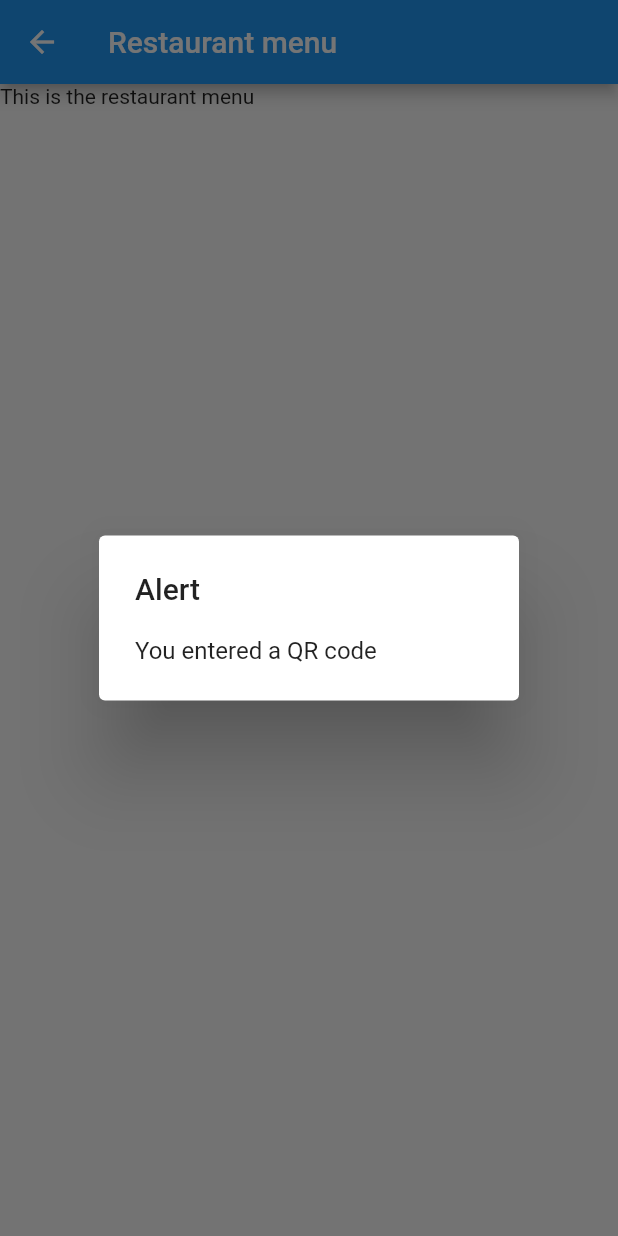
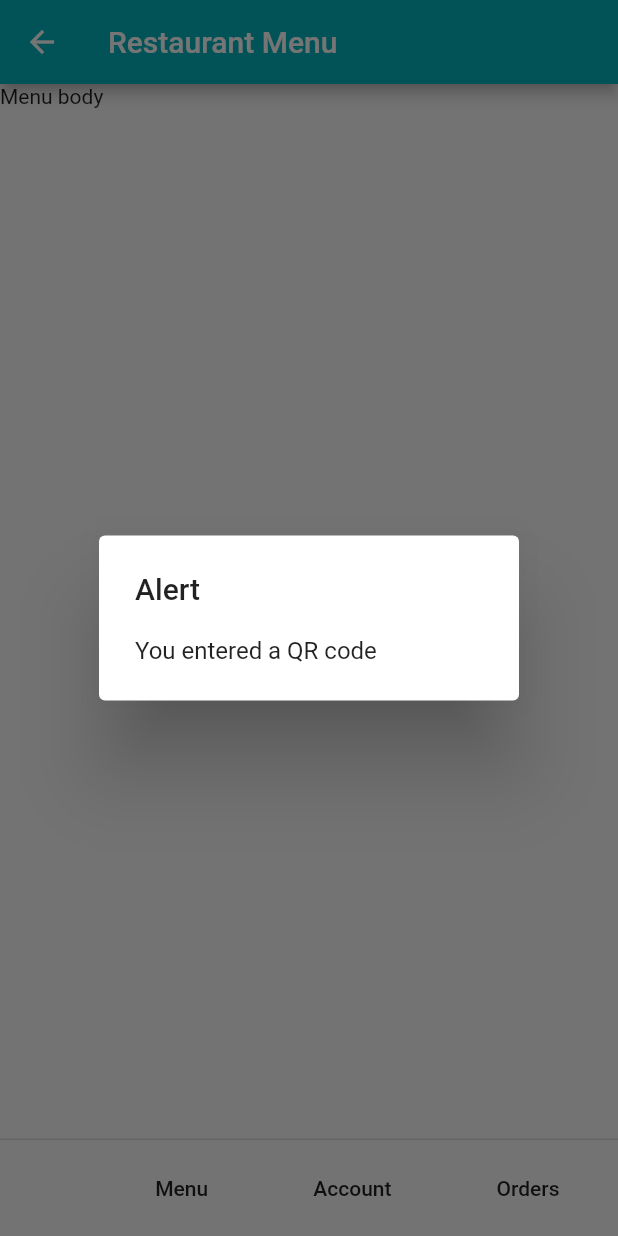
Before and after one commit to alexanderbodard/appetite-frontend, a Flutter app: the screen it shows after launch, after a tap on "Scan a QR code", on a phone screen of 412 x 824 dp. Run offline on Flutter 3.47's test engine with Material 2 defaults, Android fonts, the phone set to English and light mode, and no system bars.

```diff
--- a/lib/constants.dart
+++ b/lib/constants.dart
@@ -2,4 +2,5 @@ import 'package:flutter/material.dart';
 
 class Constants {
   static const int kotszakske = 0xff04b5bf;
+  static const double flatButtonPadding = 31.0;
 }
--- a/lib/restaurant.dart
+++ b/lib/restaurant.dart
@@ -1,16 +1,108 @@
 import 'package:flutter/material.dart';
+import 'constants.dart';
+import 'package:appetite/restaurant/menu_body.dart';
+import 'package:appetite/restaurant/orders_body.dart';
+import 'package:appetite/restaurant/account_body.dart';
 
 class Restaurant extends StatefulWidget {
   RestaurantState createState() => RestaurantState();
 }
 
 class RestaurantState extends State<Restaurant> {
+  String _tab = 'Menu';
+
+  void setTab(String tab) {
+    setState(() =>_tab = tab);
+  }
+
   Widget build(BuildContext context) {
     return Scaffold(
       appBar: AppBar(
-        title: Text('Restaurant menu')
+        title: Text('Restaurant Menu'),
+        backgroundColor: Color(Constants.kotszakske),
       ),
-      body: Text('This is the restaurant menu')
+      body: _Body(this),
+      persistentFooterButtons: <Widget>[
+        _MenuButton(this),
+        _AccountButton(this),
+        _OrdersButton(this),
+      ],
     );
   }
 }
+
+class _Body extends StatelessWidget {
+  RestaurantState parent;
+
+  _Body(this.parent);
+
+  Widget build(BuildContext context) {
+    if (this.parent._tab == 'Menu') {
+      return MenuBody();
+    }
+    if (this.parent._tab == 'Account') {
+      return AccountBody();
+    }
+    if (this.parent._tab == 'Orders') {
+      return OrdersBody();
+    }
+  }
+}
+
+class _AccountButton extends StatelessWidget {
+  RestaurantState parent;
+
+  _AccountButton(this.parent);
+
+  Widget build(BuildContext context) {
+    return FlatButton(
+      child: Text('Account'),
+      onPressed: () {
+        parent.setTab('Account');
+      },
+      padding: const EdgeInsets.only(
+        left: Constants.flatButtonPadding,
+        right: Constants.flatButtonPadding,
+
+      ),
+    );
+  }
+}
+
+class _MenuButton extends StatelessWidget {
+  RestaurantState parent;
+
+  _MenuButton(this.parent);
+
+  Widget build(BuildContext context) {
+    return FlatButton(
+      child: Text('Menu'),
+      onPressed: () {
+        parent.setTab('Menu');
+      },
+      padding: const EdgeInsets.only(
+        left: Constants.flatButtonPadding,
+        right: Constants.flatButtonPadding,
+      ),
+    );
+  }
+}
+
+class _OrdersButton extends StatelessWidget {
+  RestaurantState parent;
+
+  _OrdersButton(this.parent);
+
+  Widget build(BuildContext context) {
+    return FlatButton(
+      child: Text('Orders'),
+      onPressed: () {
+        parent.setTab('Orders');
+      },
+      padding: const EdgeInsets.only(
+        left: Constants.flatButtonPadding,
+        right: Constants.flatButtonPadding,
+      ),
+    );
+  }
+}
--- /dev/null
+++ b/lib/restaurant/account_body.dart
@@ -0,0 +1,7 @@
+import 'package:flutter/material.dart';
+
+class AccountBody extends StatelessWidget {
+  Widget build(BuildContext context) {
+    return Text('Account body');
+  }
+}
--- /dev/null
+++ b/lib/restaurant/menu_body.dart
@@ -0,0 +1,7 @@
+import 'package:flutter/material.dart';
+
+class MenuBody extends StatelessWidget {
+  Widget build(BuildContext context) {
+    return Text('Menu body');
+  }
+}
--- /dev/null
+++ b/lib/restaurant/orders_body.dart
@@ -0,0 +1,7 @@
+import 'package:flutter/material.dart';
+
+class OrdersBody extends StatelessWidget {
+  Widget build(BuildContext context) {
+    return Text('Orders body');
+  }
+}
```
